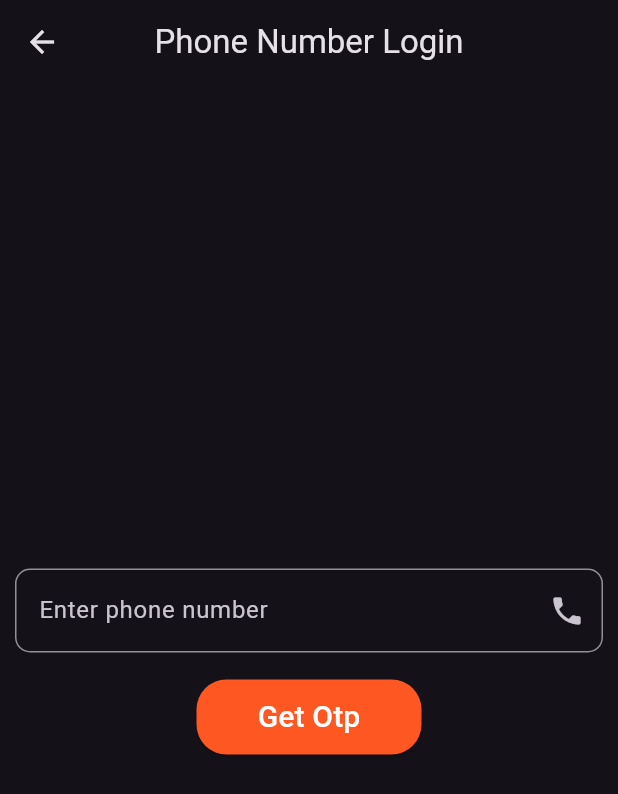
After one commit to Prayas536/login-page, a Flutter app: the phoneauth screen opened directly, on a phone screen of 412 x 824 dp. The commit adds this screen. Shown: the top 794 px of the screen. Run offline on Flutter 3.47's test engine with Material 3 defaults, Android fonts, the phone set to English and light mode, and no system bars; our stand-ins replace firebase_auth, firebase_core; accounts and stored records are empty; network calls fail.

Commit message:
phone authentication done

```diff
--- /dev/null
+++ b/loginpagefirebase/lib/screeens/otpscreen.dart
@@ -0,0 +1,45 @@
+// import 'dart:nativewrappers/_internal/vm/lib/developer.dart';
+
+import 'package:firebase_auth/firebase_auth.dart';
+import 'package:flutter/material.dart';
+import 'package:loginpagefirebase/screeens/finalpage.dart';
+import 'package:loginpagefirebase/uihelper/widget.dart';
+
+class otp extends StatefulWidget {
+  String verificationid;
+  otp({super.key, required this.verificationid});
+  @override
+  State<otp> createState() {
+    return otpstate();
+  }
+}
+
+class otpstate extends State<otp> {
+  TextEditingController otp = TextEditingController();
+  @override
+  Widget build(BuildContext context) {
+    return Scaffold(
+      appBar: AppBar(title: Text("OTP")),
+      body: Column(
+        children: [
+          UiHelper.customTextField(otp, "Enter otp", Icons.numbers, true),
+          UiHelper.button(() async {
+            try {
+              PhoneAuthCredential credential =
+                  await PhoneAuthProvider.credential(
+                    verificationId: widget.verificationid,
+                    smsCode: otp.text.toString(),
+                  );
+                  FirebaseAuth.instance.signInWithCredential(credential).then((Value){
+                      Navigator.push(context, MaterialPageRoute(builder: (context)=>finalpage()));
+                  });
+
+            } catch (ex) {
+              UiHelper.customalertbox(context, ex.toString());
+            }
+          }, "Verify"),
+        ],
+      ),
+    );
+  }
+}
--- /dev/null
+++ b/loginpagefirebase/lib/screeens/phoneauth.dart
@@ -0,0 +1,47 @@
+import 'package:firebase_auth/firebase_auth.dart';
+import 'package:flutter/material.dart';
+import 'package:loginpagefirebase/screeens/otpscreen.dart';
+import 'package:loginpagefirebase/uihelper/widget.dart';
+
+class phoneauth extends StatefulWidget {
+  @override
+  State<phoneauth> createState() {
+    return phonestate();
+  }
+}
+
+class phonestate extends State<phoneauth> {
+  @override
+  Widget build(BuildContext context) {
+    TextEditingController phonenumber = TextEditingController();
+
+    return Scaffold(
+      appBar: AppBar(title: Text("Phone Number Login"), centerTitle: true),
+
+      body: Container(
+        child: Column(
+          mainAxisAlignment: MainAxisAlignment.center,
+          children: [
+            UiHelper.customTextField(
+              phonenumber,
+              "Enter phone number",
+              Icons.phone,
+              false,
+            ),
+            UiHelper.button(() async {
+              FirebaseAuth.instance.verifyPhoneNumber(
+                verificationCompleted: (PhoneAuthCredential credential) {},
+                verificationFailed: (FirebaseAuthException ex) {},
+                codeSent: (String verificationid, int? resendtoken) {
+                  Navigator.push(context, MaterialPageRoute(builder: (context)=>otp(verificationid: verificationid,)));
+                },
+                codeAutoRetrievalTimeout: (String verificationid) {},
+                phoneNumber: phonenumber.text.toString(),
+              );
+            }, "Get Otp"),
+          ],
+        ),
+      ),
+    );
+  }
+}
--- a/loginpagefirebase/lib/screeens/signin.dart
+++ b/loginpagefirebase/lib/screeens/signin.dart
@@ -1,6 +1,7 @@
 import 'package:firebase_auth/firebase_auth.dart';
 import 'package:flutter/material.dart';
 import 'package:loginpagefirebase/screeens/finalpage.dart';
+import 'package:loginpagefirebase/screeens/phoneauth.dart';
 import 'package:loginpagefirebase/uihelper/widget.dart';
 
 class Signin extends StatefulWidget {
@@ -65,6 +66,9 @@ class signstate extends State<Signin> {
               passwordcontroller.text.toString(),
             );
           }, "Sign IN"),
+          UiHelper.button((){
+            Navigator.push(context, MaterialPageRoute(builder: (context)=>phoneauth()));
+          }, "Sign in with number")
         ],
       ),
     );
```
Also changed, not shown: loginpagefirebase/lib/uihelper/widget.dart (+8 -0 lines).
